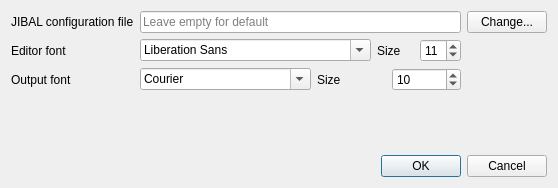
This is qjabs/preferencesdialog.ui in JYU-IBA/jabs as Qt 5 draws it before an edit. The edited form follows.
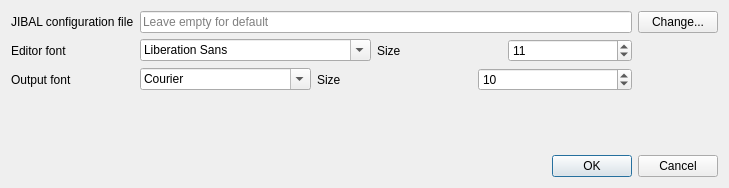
This is the edited form.

Commit message: Ampersands (keyboard shortcuts) added to menu items. Tab order added/fixed.

Patch:
```diff
--- a/qjabs/preferencesdialog.ui
+++ b/qjabs/preferencesdialog.ui
@@ -6,7 +6,7 @@
    <rect>
     <x>0</x>
     <y>0</y>
-    <width>558</width>
+    <width>729</width>
     <height>188</height>
    </rect>
   </property>
```
Left out of the diff: 8 changed lines with no effect on the pictures. The commit also changes 2 other files.
